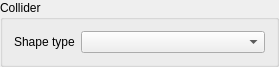
Above: interface/ColliderComp.ui from Razakhel/RaZor before the change. Below: the same form after it.
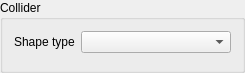
That is the form after the change.

Commit message: [Component/Collider] Collider's plane information are displayed

The edit to the form file:
```diff
--- a/interface/ColliderComp.ui
+++ b/interface/ColliderComp.ui
@@ -6,8 +6,8 @@
    <rect>
     <x>0</x>
     <y>0</y>
-    <width>279</width>
-    <height>53</height>
+    <width>231</width>
+    <height>61</height>
    </rect>
   </property>
   <property name="windowTitle">
@@ -25,7 +25,17 @@
     </widget>
    </item>
    <item row="0" column="1">
-    <widget class="QComboBox" name="shapeType"/>
+    <widget class="QComboBox" name="shapeType">
+     <property name="minimumSize">
+      <size>
+       <width>150</width>
+       <height>0</height>
+      </size>
+     </property>
+    </widget>
+   </item>
+   <item row="1" column="0" colspan="2">
+    <layout class="QVBoxLayout" name="shapeInfoLayout"/>
    </item>
   </layout>
  </widget>
```
The commit also changes 4 other files.
